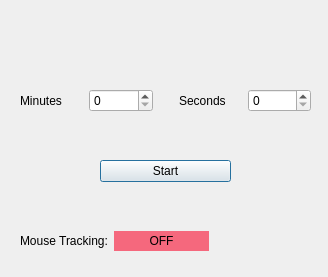
First picture: the form in ui/stayAwakeGUI.ui, repository MattTerb/stayAwake, before the edit.
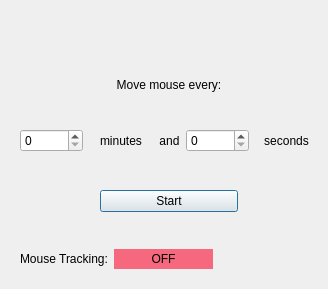
Second picture: the form after the edit. Icons and pictures are not drawn.

What changed in the file:
```diff
--- a/ui/stayAwakeGUI.ui
+++ b/ui/stayAwakeGUI.ui
@@ -7,7 +7,7 @@
     <x>0</x>
     <y>0</y>
     <width>328</width>
-    <height>277</height>
+    <height>289</height>
    </rect>
   </property>
   <property name="sizePolicy">
@@ -32,8 +32,8 @@
     <rect>
      <x>20</x>
      <y>20</y>
-     <width>291</width>
-     <height>231</height>
+     <width>298</width>
+     <height>249</height>
     </rect>
    </property>
    <layout class="QVBoxLayout" name="verticalLayout">
@@ -103,49 +103,78 @@
       <property name="sizeHint" stdset="0">
        <size>
         <width>20</width>
-        <height>18</height>
+        <height>20</height>
+       </size>
+      </property>
+     </spacer>
+    </item>
+    <item>
+     <widget class="QLabel" name="label">
+      <property name="text">
+       <string>Move mouse every:</string>
+      </property>
+      <property name="alignment">
+       <set>Qt::AlignCenter</set>
+      </property>
+     </widget>
+    </item>
+    <item>
+     <spacer name="verticalSpacer_4">
+      <property name="orientation">
+       <enum>Qt::Vertical</enum>
+      </property>
+      <property name="sizeHint" stdset="0">
+       <size>
+        <width>20</width>
+        <height>5</height>
        </size>
       </property>
      </spacer>
     </item>
     <item>
      <layout class="QHBoxLayout" name="horizontalLayout_3">
-      <item>
-       <widget class="QLabel" name="minLabel">
-        <property name="text">
-         <string>Minutes</string>
-        </property>
-       </widget>
-      </item>
       <item>
        <widget class="QSpinBox" name="minBox"/>
       </item>
       <item>
-       <spacer name="horizontalSpacer_7">
-        <property name="orientation">
-         <enum>Qt::Horizontal</enum>
+       <widget class="QLabel" name="minLabel">
+        <property name="text">
+         <string>minutes</string>
         </property>
-        <property name="sizeType">
-         <enum>QSizePolicy::Fixed</enum>
+        <property name="alignment">
+         <set>Qt::AlignCenter</set>
         </property>
-        <property name="sizeHint" stdset="0">
-         <size>
-          <width>20</width>
-          <height>20</height>
-         </size>
-        </property>
-       </spacer>
+       </widget>
       </item>
       <item>
-       <widget class="QLabel" name="secLabel">
+       <widget class="QLabel" name="label_2">
+        <property name="sizePolicy">
+         <sizepolicy hsizetype="Fixed" vsizetype="Preferred">
+          <horstretch>0</horstretch>
+          <verstretch>0</verstretch>
+         </sizepolicy>
+        </property>
         <property name="text">
-         <string>Seconds</string>
+         <string>and</string>
+        </property>
+        <property name="alignment">
+         <set>Qt::AlignCenter</set>
         </property>
        </widget>
       </item>
       <item>
        <widget class="QSpinBox" name="secBox"/>
       </item>
+      <item>
+       <widget class="QLabel" name="secLabel">
+        <property name="text">
+         <string>seconds</string>
+        </property>
+        <property name="alignment">
+         <set>Qt::AlignCenter</set>
+        </property>
+       </widget>
+      </item>
      </layout>
     </item>
     <item>
@@ -156,7 +185,7 @@
       <property name="sizeHint" stdset="0">
        <size>
         <width>20</width>
-        <height>17</height>
+        <height>5</height>
        </size>
       </property>
      </spacer>
@@ -212,7 +241,7 @@
       <property name="sizeHint" stdset="0">
        <size>
         <width>20</width>
-        <height>18</height>
+        <height>5</height>
        </size>
       </property>
      </spacer>
@@ -269,7 +298,7 @@
         </property>
         <property name="sizeHint" stdset="0">
          <size>
-          <width>102</width>
+          <width>105</width>
           <height>20</height>
          </size>
         </property>
```
